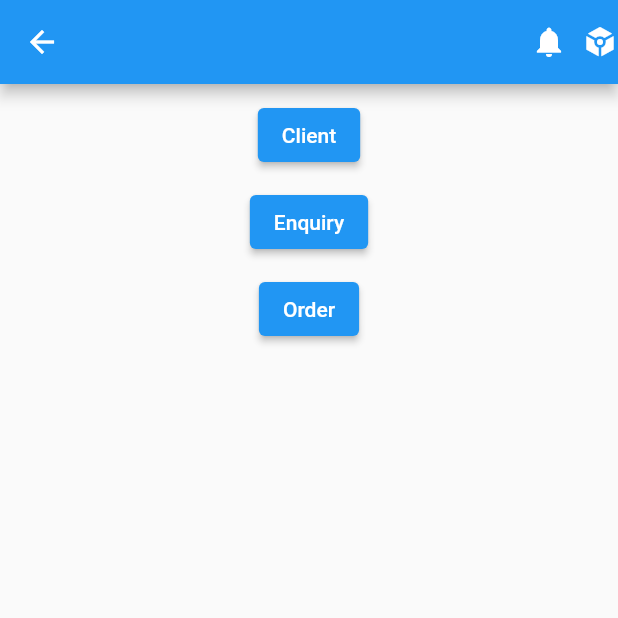
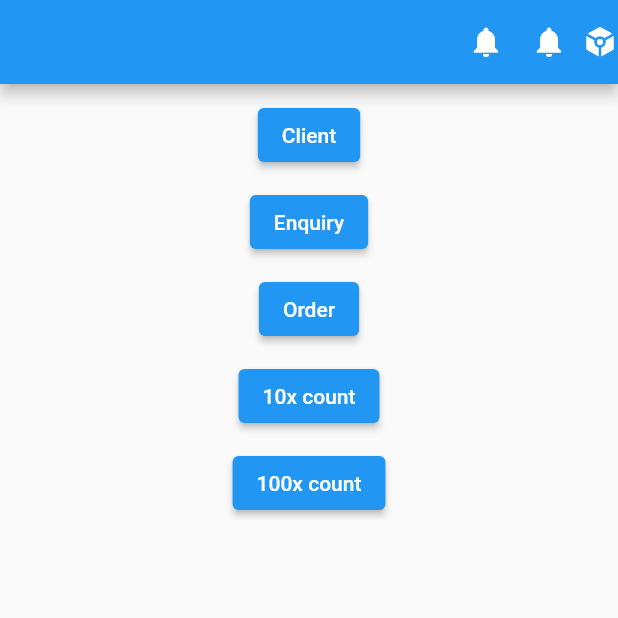
Before and after one commit to remiramkings/Abc, a Flutter app: the Home screen opened directly, on a phone screen of 412 x 824 dp, the top half of it. Run offline on Flutter 3.47's test engine with Material 2 defaults, Android fonts, the phone set to English and light mode, and no system bars; our stand-ins replace audio_video_progress_bar, flutter_local_notifications, just_audio; accounts and stored records are empty.

Commit message:
Animated notification icon in the appbar with token count in bubble

```diff
--- a/lib/home.dart
+++ b/lib/home.dart
@@ -3,6 +3,7 @@ import 'package:flutter_local_notifications/flutter_local_notifications.dart';
 import 'package:local_notification_project/client.dart';
 import 'package:local_notification_project/enquiry.dart';
 import 'package:local_notification_project/notification_actions.dart';
+import 'package:local_notification_project/notification_alert.dart';
 import 'package:local_notification_project/notification_service.dart.dart';
 import 'package:local_notification_project/order.dart';
 import 'package:local_notification_project/second_screen.dart';
@@ -24,6 +25,8 @@ class _HomeState extends State<Home> {
     "abc-89796",
     "abc-44566",
   ];
+
+  int count = 0;
 
   @override
   void initState() {
@@ -57,6 +60,8 @@ class _HomeState extends State<Home> {
         actions: [
           Row(
           children: [
+            NotificationAlert(count: count),
+            SizedBox(width: 10),
             InkWell(
               child: const Icon(Icons.notifications),
               onTap: () async {
@@ -139,7 +144,19 @@ class _HomeState extends State<Home> {
               NotificationAction.order.name,
               NotificationAction.order.index
             );
-          }, child: Text('Order'))
+          }, child: Text('Order')),
+          SizedBox(height:10),
+          ElevatedButton(onPressed: (){
+            setState(() {
+              count += 10;
+            });
+          }, child: Text('10x count')),
+          SizedBox(height:10),
+          ElevatedButton(onPressed: (){
+            setState(() {
+              count += 100;
+            });
+          }, child: Text('100x count'))
         ]),
       ),
     );
--- a/lib/main.dart
+++ b/lib/main.dart
@@ -2,6 +2,7 @@ import 'package:flutter/material.dart';
 import 'package:local_notification_project/attendance/attendance.dart';
 import 'package:local_notification_project/call_log.dart';
 import 'package:local_notification_project/leave/leave.dart';
+import 'package:local_notification_project/notification_alert.dart';
 
 import 'home.dart';
 import 'notification_service.dart.dart';
@@ -24,7 +25,7 @@ class MyApp extends StatelessWidget {
 
         primarySwatch: Colors.blue,
       ),
-      home: const Attendance(),
+      home: const Home(),
     );
   }
 }
--- /dev/null
+++ b/lib/notification_alert.dart
@@ -0,0 +1,83 @@
+import 'package:flutter/material.dart';
+
+class NotificationAlert extends StatefulWidget{
+
+  int count;
+  NotificationAlert({
+    super.key,
+    required this.count
+  });
+
+  @override
+  State<StatefulWidget> createState() {
+    return NotificationAlertState();
+  }
+}
+class NotificationAlertState extends State<NotificationAlert> with TickerProviderStateMixin{
+  late final AnimationController _controller = AnimationController(
+    duration: const Duration(milliseconds: 500),
+    vsync: this,
+  );
+  late final Animation<double> _animation = Tween(begin: 0.0, end: -0.1)
+    .chain(CurveTween(curve: Curves.elasticIn))
+    .animate(_controller);
+
+  @override
+  void didUpdateWidget(covariant NotificationAlert oldWidget) {
+    // TODO: implement didUpdateWidget
+    super.didUpdateWidget(oldWidget);
+
+    _controller.reset();
+    _controller.forward()
+      .then((value) {
+        _controller.reverse();
+      });
+  }
+
+  @override
+  Widget build(BuildContext context) {
+    return Stack(
+      children: [
+        RotationTransition(
+          turns: _animation,
+          child: Padding(
+            padding: EdgeInsets.all(8.0),
+            child: Icon(Icons.notifications),
+
+          ),
+        ),
+
+        Visibility(
+          visible: canShowBubble,
+          child: Positioned(
+            right: 0,
+            top: 0,
+            child: Container(
+              height: 18,
+              alignment: Alignment.center,
+              decoration: BoxDecoration(
+                borderRadius: BorderRadius.circular(8.0),
+                color: Colors.red,
+              ),
+              child: Padding(
+                padding: const EdgeInsets.only(left: 5, right: 5),
+                child: Text(getCount(), style: TextStyle(color: Colors.white, fontSize: 12)),
+              ),
+            ),
+          ),
+        )
+      ],
+    );
+  }
+
+  get canShowBubble {
+    return widget.count > 0;
+  }
+
+  String getCount(){
+    if(widget.count<1000){
+      return '${widget.count}';
+    }
+    return '${(widget.count/1000).floor()}k';
+  }
+}
--- a/lib/notification_service.dart.dart
+++ b/lib/notification_service.dart.dart
@@ -15,6 +15,8 @@ class NotificationService {
   void init(Function(NotificationResponse) onNotificationClicked) async {
     FlutterLocalNotificationsPlugin flutterLocalNotificationsPlugin =
         FlutterLocalNotificationsPlugin();
+        flutterLocalNotificationsPlugin.resolvePlatformSpecificImplementation<
+    AndroidFlutterLocalNotificationsPlugin>()!.requestPermission();
 // initialise the plugin. app_icon needs to be a added as a drawable resource to the Android head project
     const AndroidInitializationSettings initializationSettingsAndroid =
         AndroidInitializationSettings('app_icon');
```
